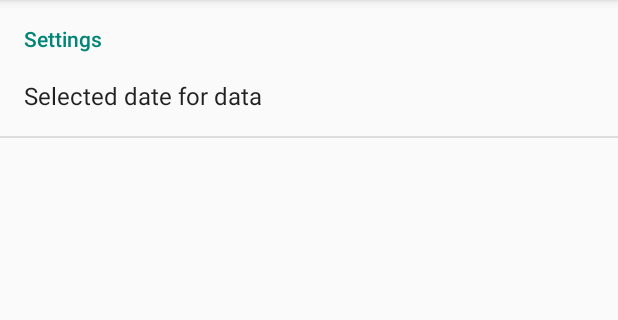
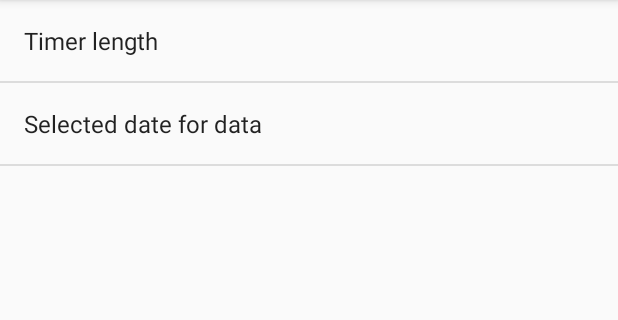
Before and after one commit to HetBenkt/OnePomodoroExercises, an Android app: the fragment SettingsFragment shown on its own in the app's theme, on a phone screen of 412 x 824 dp, the part 84-404 px from its top. Run offline under Robolectric (Android 15) with nearby library versions, the phone set to English and light mode, and no system bars.

Commit message:
Set the timer length and 4 days review

```diff
--- a/app/src/main/java/nl/bos/onepomodoroexercises/models/Exercise.java
+++ b/app/src/main/java/nl/bos/onepomodoroexercises/models/Exercise.java
@@ -1,8 +1,6 @@
 package nl.bos.onepomodoroexercises.models;
 
-import lombok.Data;
-
-@Data
+@lombok.Data
 public class Exercise {
     //from json
     private int id;
--- a/app/src/main/res/xml/preferences.xml
+++ b/app/src/main/res/xml/preferences.xml
@@ -1,11 +1,14 @@
 <?xml version="1.0" encoding="utf-8"?>
 <PreferenceScreen xmlns:android="http://schemas.android.com/apk/res/android">
-    <PreferenceCategory
-            android:title="Settings"
-            android:key="settings">
-        <nl.bos.onepomodoroexercises.preferences.DatePreference
-                android:key="selected_date"
-                android:title="Selected date for data"
-                />
-    </PreferenceCategory>
+    <EditTextPreference
+            android:defaultValue="25"
+            android:selectAllOnFocus="true"
+            android:singleLine="true"
+            android:title="Timer length"
+            android:inputType="number"
+            android:key="timer_length"/>
+    <nl.bos.onepomodoroexercises.preferences.DatePreference
+            android:key="selected_date"
+            android:title="Selected date for data"
+            />
 </PreferenceScreen>
```
Also changed, not shown: app/src/main/java/nl/bos/onepomodoroexercises/Database.java (+12 -12 lines), app/src/main/java/nl/bos/onepomodoroexercises/MainActivity.java (+7 -4 lines), 2 other files.
